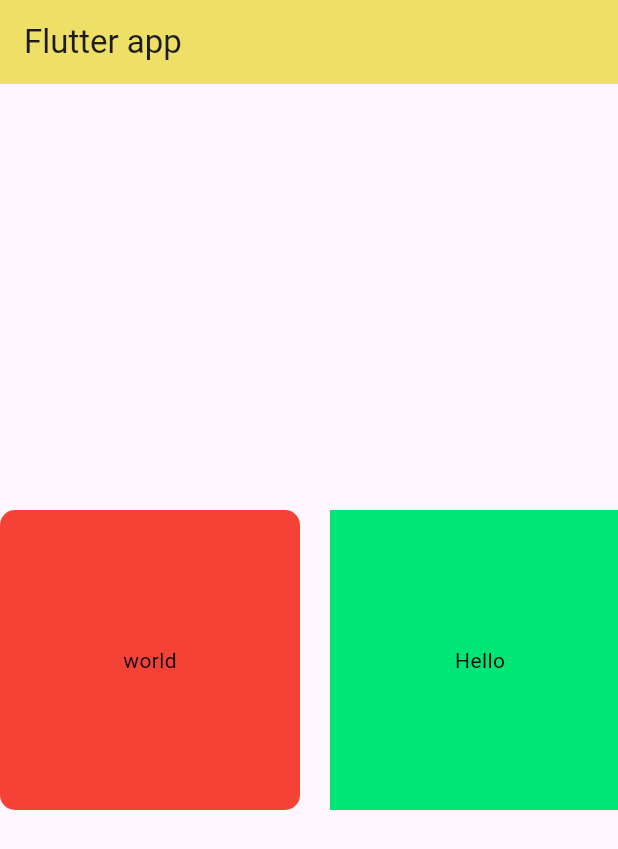
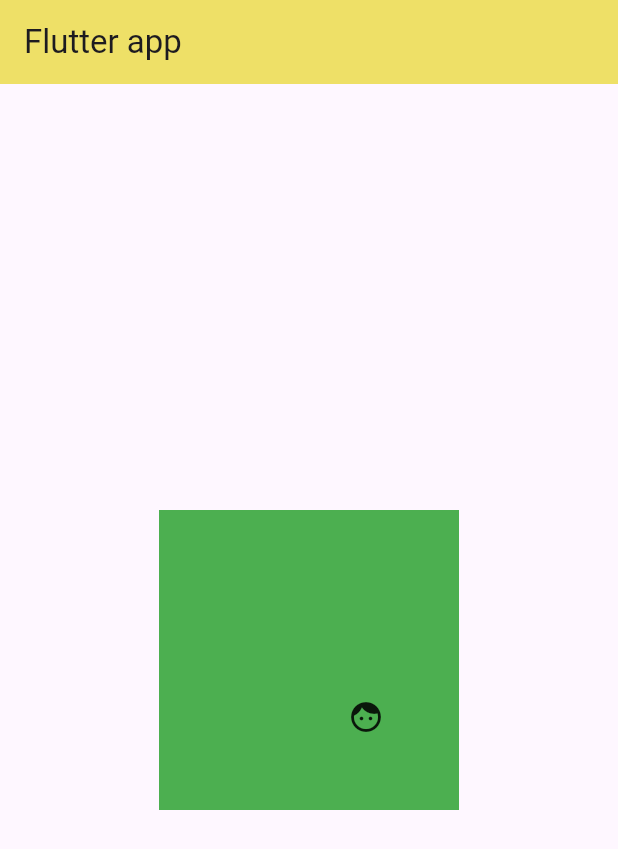
Before and after one commit to sumo47/Flutter_learning, a Flutter app: the screen it shows after launch, on a phone screen of 412 x 824 dp. Shown: the top 849 px of the screen. Run offline on Flutter 3.47's test engine with Material 3 defaults, Android fonts, the phone set to English and light mode, and no system bars.

Commit message:
stack widget

```diff
--- a/lib/main.dart
+++ b/lib/main.dart
@@ -17,39 +17,23 @@ class MyApp extends StatelessWidget {
           backgroundColor: Color.fromARGB(255, 238, 224, 103),
         ),
         body: Center(
-          child: Row(
+          child: Stack(
             children: [
+              SizedBox(height: 20,),
               Container(
                 width: 200,
                 height: 200,
-                // color: Colors.amber.shade600, // we have to use single style property
-                decoration: BoxDecoration (
-                  color:Colors.red,
-                  borderRadius: BorderRadius.circular(10),
-                ),
-                child: Center(
-                  child: Text(
-                    "world",
-                    style: TextStyle(color: Colors.black),
-                  ),
-                ),
+                color: Colors.green,
               ),
-              SizedBox(width: 20,),
-              Container(
-                child: Center(
-                  child: Text(
-                    "Hello",
-                    style: TextStyle(color: Colors.black),
-                  ),
-                ) ,
-                width: 200,
-                height: 200,
-                color: Colors.greenAccent.shade400,
-              )
-
+              Positioned(
+                bottom: 50,
+                right: 50,
+                child: Icon(Icons.face)
+                )   ,
             ],
           ),
         ),
+
       ),
     );
   }
```
